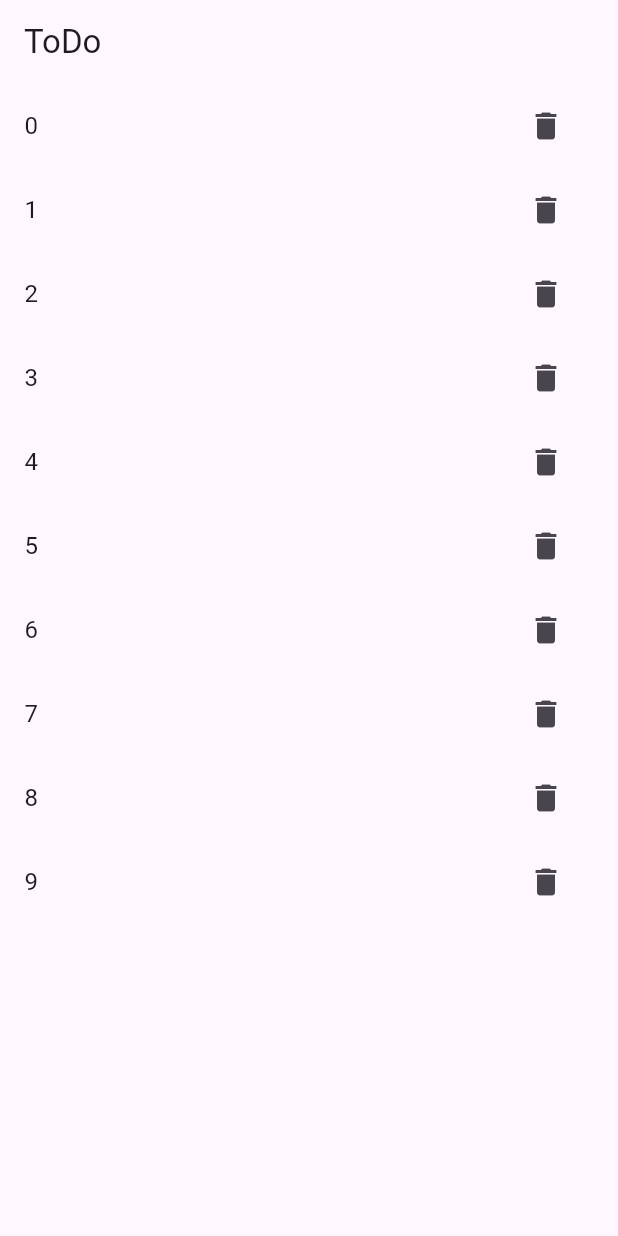
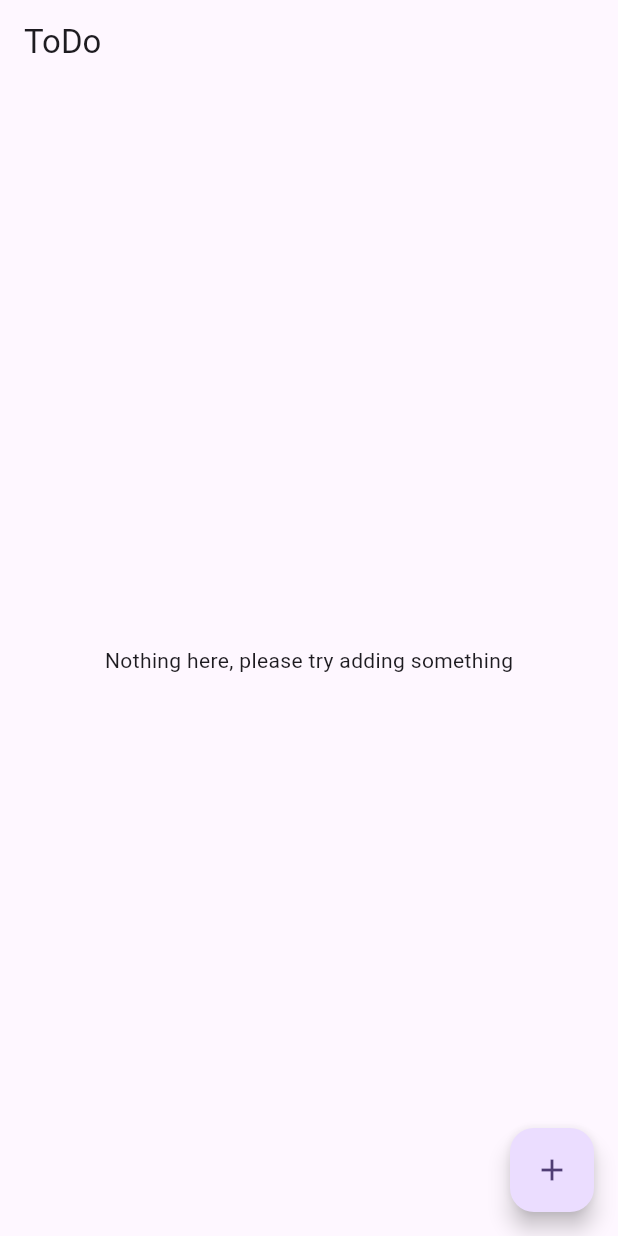
Before and after one commit to xN3k/Learning_BLOC, a Flutter app: the screen it shows after launch, on a phone screen of 412 x 824 dp. Run offline on Flutter 3.47's test engine with Material 3 defaults, Android fonts, the phone set to English and light mode, and no system bars; our stand-ins replace equatable, flutter_bloc, image_picker.

Commit message:
added todoBloc

```diff
--- /dev/null
+++ b/lib/bloc/todo/todo_bloc.dart
@@ -0,0 +1,21 @@
+import 'package:bloc_app/bloc/todo/todo_event.dart';
+import 'package:bloc_app/bloc/todo/todo_state.dart';
+import 'package:flutter_bloc/flutter_bloc.dart';
+
+class TodoBloc extends Bloc<TodoEvent, TodoState> {
+  final List<String> todoList = [];
+  TodoBloc() : super(TodoState()) {
+    on<InsertTodo>(_insertTodo);
+    on<DeleteTodo>(_removeTodo);
+  }
+
+  void _insertTodo(InsertTodo event, Emitter<TodoState> emit) {
+    todoList.add(event.task);
+    emit(state.copyWith(todoList: List.from(todoList)));
+  }
+
+  void _removeTodo(DeleteTodo event, Emitter<TodoState> emit) {
+    todoList.remove(event.task);
+    emit(state.copyWith(todoList: List.from(todoList)));
+  }
+}
--- /dev/null
+++ b/lib/bloc/todo/todo_event.dart
@@ -0,0 +1,22 @@
+import 'package:equatable/equatable.dart';
+
+abstract class TodoEvent extends Equatable {
+  const TodoEvent();
+}
+
+class InsertTodo extends TodoEvent {
+  final String task;
+
+  const InsertTodo({required this.task});
+
+  @override
+  List<Object> get props => [task];
+}
+
+class DeleteTodo extends TodoEvent {
+  final Object task;
+
+  const DeleteTodo({required this.task});
+  @override
+  List<Object> get props => [task];
+}
--- /dev/null
+++ b/lib/bloc/todo/todo_state.dart
@@ -0,0 +1,16 @@
+import 'package:equatable/equatable.dart';
+
+class TodoState extends Equatable {
+  final List<String> todoList;
+
+  const TodoState({
+    this.todoList = const [],
+  });
+
+  TodoState copyWith({List<String>? todoList}) {
+    return TodoState(todoList: todoList ?? this.todoList);
+  }
+
+  @override
+  List<Object?> get props => [todoList];
+}
--- a/lib/main.dart
+++ b/lib/main.dart
@@ -1,5 +1,6 @@
 import 'package:bloc_app/bloc/image_picker/image_picker_bloc.dart';
 import 'package:bloc_app/bloc/switch/switch_bloc.dart';
+import 'package:bloc_app/bloc/todo/todo_bloc.dart';
 import 'package:bloc_app/ui/todo/todo_screen.dart';
 import 'package:bloc_app/utils/image_picker_utils.dart';
 import 'package:flutter/material.dart';
@@ -24,6 +25,7 @@ class MyApp extends StatelessWidget {
         BlocProvider(
           create: (_) => ImagePickerBloc(ImagePickerUtils()),
         ),
+        BlocProvider(create: (_) => TodoBloc()),
       ],
       child: MaterialApp(
         title: 'Flutter Demo',
--- a/lib/ui/todo/todo_screen.dart
+++ b/lib/ui/todo/todo_screen.dart
@@ -1,4 +1,8 @@
+import 'package:bloc_app/bloc/todo/todo_bloc.dart';
+import 'package:bloc_app/bloc/todo/todo_event.dart';
+import 'package:bloc_app/bloc/todo/todo_state.dart';
 import 'package:flutter/material.dart';
+import 'package:flutter_bloc/flutter_bloc.dart';
 
 class TodoScreen extends StatefulWidget {
   const TodoScreen({super.key});
@@ -14,19 +18,45 @@ class _TodoScreenState extends State<TodoScreen> {
       appBar: AppBar(
         title: Text("ToDo"),
       ),
-      body: ListView.builder(
-        itemCount: 10,
+      body: BlocBuilder<TodoBloc, TodoState>(
+        builder: (context, state) {
+          if (state.todoList.isEmpty) {
+            return const Center(
+              child: Text('Nothing here, please try adding something'),
+            );
+          } else if (state.todoList.isNotEmpty) {
+            return ListView.builder(
+              itemCount: state.todoList.length,
               itemBuilder: (context, index) {
                 return ListTile(
                   title: Text(
                     index.toString(),
                   ),
                   trailing: IconButton(
-              onPressed: () {},
+                    onPressed: () {
+                      context
+                          .read<TodoBloc>()
+                          .add(DeleteTodo(task: state.todoList[index]));
+                    },
                     icon: Icon(Icons.delete),
                   ),
                 );
               },
+            );
+          } else {
+            return SizedBox();
+          }
+        },
+      ),
+      floatingActionButton: FloatingActionButton(
+        onPressed: () {
+          for (int i = 0; i < 5; i++) {
+            context
+                .read<TodoBloc>()
+                .add(InsertTodo(task: 'Task: ' + i.toString()));
+          }
+        },
+        child: Icon(Icons.add),
       ),
     );
   }
```
Lines whose indentation alone changed are shown as unchanged.
